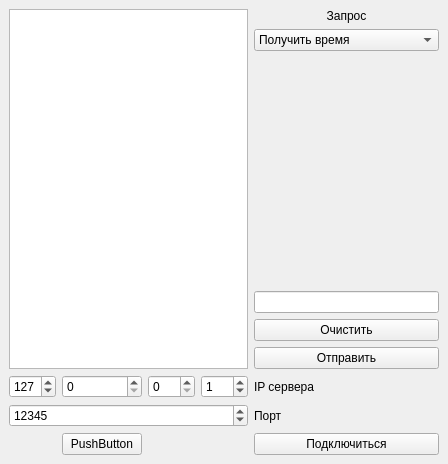
Qt form TCP/PreTCPclient/mainwindow.ui (Charli7cat/origin) before a commit.
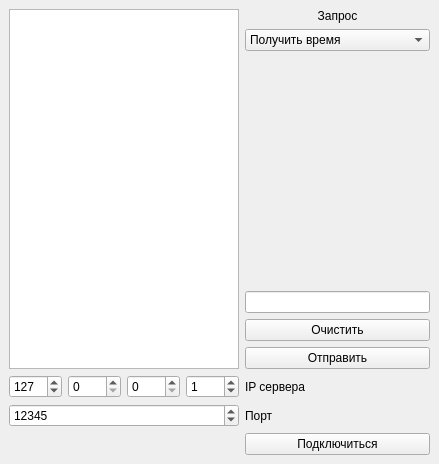
The same form after that commit.

The edit to the form file:
```diff
--- a/TCP/PreTCPclient/mainwindow.ui
+++ b/TCP/PreTCPclient/mainwindow.ui
@@ -224,13 +224,6 @@
       </item>
      </widget>
     </item>
-    <item row="8" column="1">
-     <widget class="QPushButton" name="pb_disconnect">
-      <property name="text">
-       <string>PushButton</string>
-      </property>
-     </widget>
-    </item>
    </layout>
   </widget>
  </widget>
```
